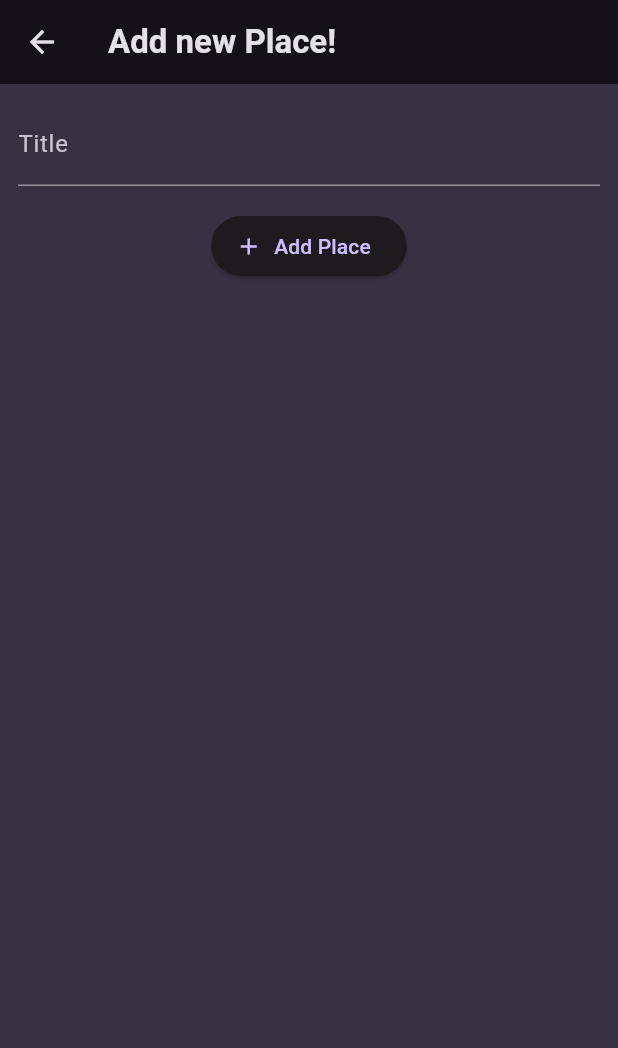
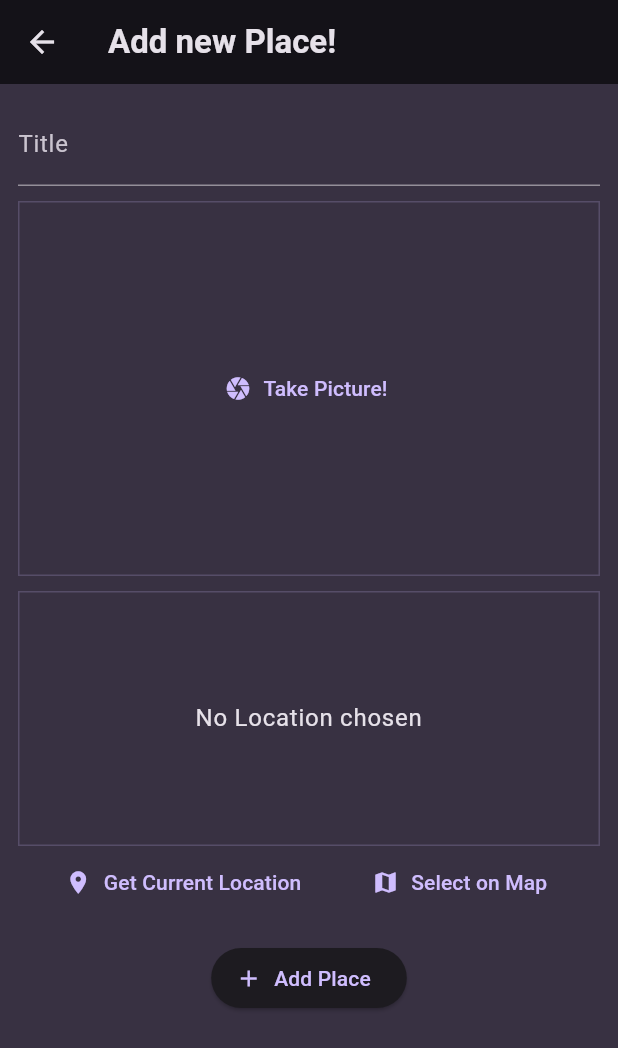
Before and after one commit to hov92/Favorite_Places, a Flutter app: the AddPlaceScreen screen opened directly, on a phone screen of 412 x 824 dp. Shown: the top 1048 px of the screen. Run offline on Flutter 3.47's test engine with Material 3 defaults, Android fonts, the phone set to English and light mode, and no system bars; our stand-ins replace flutter_riverpod, google_fonts, google_maps_flutter, image_picker, location.

Commit message:
Google Maps

```diff
--- a/favorite_places/lib/models/place.dart
+++ b/favorite_places/lib/models/place.dart
@@ -1,10 +1,30 @@
+import 'dart:io';
+
 import 'package:uuid/uuid.dart';
 
 const uuid = Uuid();
 
+class PlaceLocation {
+  const PlaceLocation({
+    required this.latitude,
+    required this.longitude,
+    required this.address,
+  });
+
+  final double latitude;
+  final double longitude;
+  final String address;
+}
+
 class Place {
-  Place({required this.title}) : id = uuid.v4();
+  Place({
+    required this.title,
+    required this.image,
+    required this.location,
+  }) : id = uuid.v4();
 
   final String id;
   final String title;
+  final File image;
+  final PlaceLocation location;
 }
--- a/favorite_places/lib/providers/user_places.dart
+++ b/favorite_places/lib/providers/user_places.dart
@@ -1,11 +1,13 @@
+import 'dart:io';
+
 import 'package:favorite_places/models/place.dart';
 import 'package:flutter_riverpod/flutter_riverpod.dart';
 
 class UserPlacesNotifier extends StateNotifier<List<Place>> {
   UserPlacesNotifier() : super(const []);
 
-  void addPlace(String title) {
-    final newPlace = Place(title: title);
+  void addPlace(String title, File image, PlaceLocation location) {
+    final newPlace = Place(title: title, image: image, location: location);
     state = [newPlace, ...state];
   }
 }
--- a/favorite_places/lib/screens/add_place.dart
+++ b/favorite_places/lib/screens/add_place.dart
@@ -1,4 +1,9 @@
+import 'dart:io';
+
+import 'package:favorite_places/models/place.dart';
 import 'package:favorite_places/providers/user_places.dart';
+import 'package:favorite_places/widgets/image_input.dart';
+import 'package:favorite_places/widgets/location_input.dart';
 import 'package:flutter/material.dart';
 import 'package:flutter_riverpod/flutter_riverpod.dart';
 
@@ -13,14 +18,20 @@ class AddPlaceScreen extends ConsumerStatefulWidget {
 
 class _AddPlaceScreenState extends ConsumerState<AddPlaceScreen> {
   final _titleController = TextEditingController();
+  File? _selectedImage;
+  PlaceLocation? _selectedLocation;
 
   void _savePlace() {
     final enteredTitle = _titleController.text;
 
-    if (enteredTitle.isEmpty) {
+    if (enteredTitle.isEmpty ||
+        _selectedImage == null ||
+        _selectedLocation == null) {
       return;
     }
-    ref.read(userPlacesProvider.notifier).addPlace(enteredTitle);
+    ref
+        .read(userPlacesProvider.notifier)
+        .addPlace(enteredTitle, _selectedImage!, _selectedLocation!);
     Navigator.of(context).pop();
   }
 
@@ -47,6 +58,18 @@ class _AddPlaceScreenState extends ConsumerState<AddPlaceScreen> {
                 color: Theme.of(context).colorScheme.onBackground,
               ),
             ),
+            const SizedBox(height: 10),
+            ImageInput(
+              onPickedImage: (image) {
+                _selectedImage = image;
+              },
+            ),
+            const SizedBox(height: 10),
+            LocationInput(
+              onSelectLocation: (location) {
+                _selectedLocation = location;
+              },
+            ),
             const SizedBox(height: 16),
             ElevatedButton.icon(
               onPressed: _savePlace,
--- /dev/null
+++ b/favorite_places/lib/widgets/image_input.dart
@@ -0,0 +1,71 @@
+import 'dart:io';
+
+import 'package:flutter/material.dart';
+import 'package:image_picker/image_picker.dart';
+
+class ImageInput extends StatefulWidget {
+  const ImageInput({super.key, required this.onPickedImage});
+
+  final void Function(File image) onPickedImage;
+
+
+  @override
+  State<StatefulWidget> createState() {
+    return _ImageInputState();
+  }
+}
+
+class _ImageInputState extends State<ImageInput> {
+  File? _selectedImage;
+
+  void _takePicture() async {
+    final imagePicker = ImagePicker();
+    final pickedImage =
+        await imagePicker.pickImage(source: ImageSource.camera, maxWidth: 600);
+
+    if (pickedImage == null) {
+      return;
+    }
+
+    setState(() {
+      _selectedImage = File(pickedImage.path);
+    });
+
+    widget.onPickedImage(_selectedImage!);
+
+  }
+
+  @override
+  Widget build(BuildContext context) {
+    Widget content = TextButton.icon(
+      onPressed: _takePicture,
+      icon: const Icon(Icons.camera),
+      label: const Text('Take Picture!'),
+    );
+
+    if (_selectedImage != null) {
+      content = GestureDetector(
+        onTap: _takePicture,
+        child: Image.file(
+          _selectedImage!,
+          fit: BoxFit.cover,
+          width: double.infinity,
+          height: double.infinity,
+        ),
+      );
+    }
+
+    return Container(
+      decoration: BoxDecoration(
+        border: Border.all(
+          width: 1,
+          color: Theme.of(context).colorScheme.primary.withOpacity(0.2),
+        ),
+      ),
+      height: 250,
+      width: double.infinity,
+      alignment: Alignment.center,
+      child: content,
+    );
+  }
+}
--- /dev/null
+++ b/favorite_places/lib/widgets/location_input.dart
@@ -0,0 +1,133 @@
+import 'dart:convert';
+
+import 'package:favorite_places/models/place.dart';
+import 'package:flutter/material.dart';
+import 'package:location/location.dart';
+import 'package:http/http.dart' as http;
+
+class LocationInput extends StatefulWidget {
+  const LocationInput({super.key, required this.onSelectLocation});
+
+  final void Function(PlaceLocation location) onSelectLocation;
+
+  @override
+  State<LocationInput> createState() {
+    return _LocationInputState();
+  }
+}
+
+class _LocationInputState extends State<LocationInput> {
+  PlaceLocation? _pickedLocation;
+  var _isGettingLocation = false;
+
+  String get locationImage{
+    if (_pickedLocation == null){
+      return '';
+    }
+    final lat = _pickedLocation!.latitude;
+    final lng = _pickedLocation!.longitude;
+    return 'https://maps.googleapis.com/maps/api/staticmap?center=$lat,$lng=&zoom=16&size=600x300&maptype=roadmap&markers=color:red%7Clabel:A%7C$lat,$lng&key=AIzaSyCgj0PDhaRT25TsZqojGN3dgEJZk6s1urM';
+  }
+
+  void _getCurrentLocation() async {
+    Location location = Location();
+
+    bool serviceEnabled;
+    PermissionStatus permissionGranted;
+    LocationData locationData;
+
+    serviceEnabled = await location.serviceEnabled();
+    if (!serviceEnabled) {
+      serviceEnabled = await location.requestService();
+      if (!serviceEnabled) {
+        return;
+      }
+    }
+
+    permissionGranted = await location.hasPermission();
+    if (permissionGranted == PermissionStatus.denied) {
+      permissionGranted = await location.requestPermission();
+      if (permissionGranted != PermissionStatus.granted) {
+        return;
+      }
+    }
+
+    setState(() {
+      _isGettingLocation = true;
+    });
+
+    locationData = await location.getLocation();
+    final lat = locationData.latitude;
+    final lng = locationData.longitude;
+
+    if (lat == null || lng == null) {
+      return;
+    }
+
+    final url = Uri.parse(
+        'https://maps.googleapis.com/maps/api/geocode/json?latlng=$lat,$lng&key=AIzaSyCgj0PDhaRT25TsZqojGN3dgEJZk6s1urM');
+    final response = await http.get(url);
+    final resData = json.decode(response.body);
+    final address = resData['results'][0]['formatted_address'];
+
+    setState(() {
+      _pickedLocation = PlaceLocation(
+        latitude: lat,
+        longitude: lng,
+        address: address,
+      );
+      _isGettingLocation = false;
+    });
+
+    widget.onSelectLocation(_pickedLocation!);
+  }
+
+  @override
+  Widget build(BuildContext context) {
+    Widget previewContent = Text(
+      'No Location chosen',
+      textAlign: TextAlign.center,
+      style: Theme.of(context).textTheme.bodyLarge!.copyWith(
+            color: Theme.of(context).colorScheme.onBackground,
+          ),
+    );
+
+    if (_pickedLocation != null) {
+      previewContent = Image.network(locationImage, fit: BoxFit.cover, width: double.infinity, height: double.infinity,);
+    }
+
+    if (_isGettingLocation) {
+      previewContent = const CircularProgressIndicator();
+    }
+
+    return Column(
+      children: [
+        Container(
+          height: 170,
+          width: double.infinity,
+          alignment: Alignment.center,
+          decoration: BoxDecoration(
+            border: Border.all(
+              width: 1,
+              color: Theme.of(context).colorScheme.primary.withOpacity(0.2),
+            ),
+          ),
+          child: previewContent,
+        ),
+        Row(
+          mainAxisAlignment: MainAxisAlignment.spaceEvenly,
+          children: [
+            TextButton.icon(
+                onPressed: _getCurrentLocation,
+                icon: const Icon(Icons.location_on),
+                label: const Text('Get Current Location')),
+            TextButton.icon(
+                onPressed: () {},
+                icon: const Icon(Icons.map),
+                label: const Text('Select on Map')),
+          ],
+        ),
+      ],
+    );
+  }
+}
--- a/favorite_places/pubspec.yaml
+++ b/favorite_places/pubspec.yaml
@@ -39,6 +39,10 @@ dependencies:
   transparent_image: ^2.0.1
   flutter_riverpod: ^2.5.1
   uuid: ^4.4.0
+  image_picker: ^1.1.1
+  location: ^6.0.2
+  http: ^1.2.1
+  google_maps_flutter: ^2.6.1
 
 dev_dependencies:
   flutter_test:
```
Also changed, not shown: favorite_places/lib/screens/map.dart (added, +60 -0 lines), favorite_places/lib/screens/place_detail.dart (+66 -7 lines), favorite_places/lib/screens/places.dart (+5 -2 lines), favorite_places/lib/widgets/places_list.dart (+10 -0 lines), favorite_places/pubspec.lock, 12 other files.
